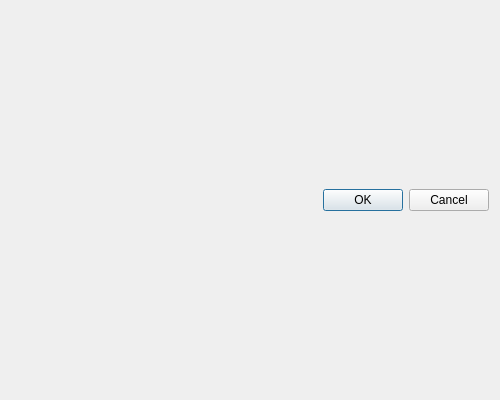
Above: btl/ui/tooleditor.ui from knipknap/better-tool-library before the change. Below: the same form after it.
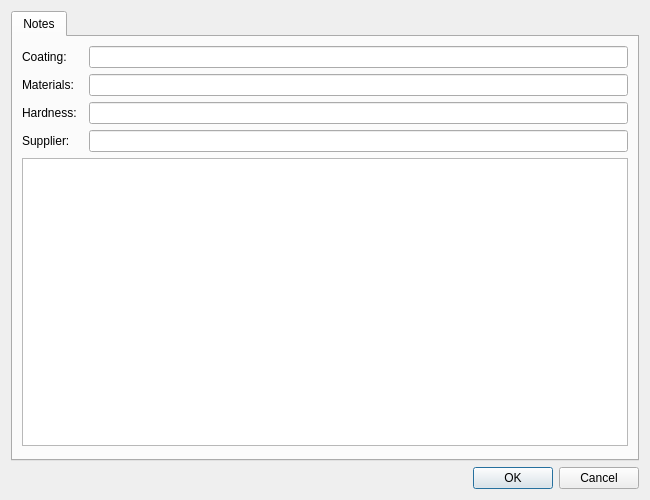
That is the form after the change.

Commit message: allow for documenting tool notes, hardness, supplier, materials and coating

Diff of the .ui file:
```diff
--- a/btl/ui/tooleditor.ui
+++ b/btl/ui/tooleditor.ui
@@ -6,8 +6,8 @@
    <rect>
     <x>0</x>
     <y>0</y>
-    <width>500</width>
-    <height>400</height>
+    <width>650</width>
+    <height>500</height>
    </rect>
   </property>
   <property name="windowTitle">
@@ -15,7 +15,94 @@
   </property>
   <layout class="QVBoxLayout" name="verticalLayout">
    <item>
-    <layout class="QVBoxLayout" name="vBox"/>
+    <layout class="QVBoxLayout" name="vBox">
+     <item>
+      <widget class="QTabWidget" name="tabWidget">
+       <property name="currentIndex">
+        <number>0</number>
+       </property>
+       <widget class="QWidget" name="notesTab">
+        <property name="maximumSize">
+         <size>
+          <width>626</width>
+          <height>418</height>
+         </size>
+        </property>
+        <attribute name="title">
+         <string>Notes</string>
+        </attribute>
+        <layout class="QVBoxLayout" name="verticalLayout_2" stretch="0,1">
+         <item>
+          <layout class="QGridLayout" name="gridLayout">
+           <property name="horizontalSpacing">
+            <number>12</number>
+           </property>
+           <property name="verticalSpacing">
+            <number>6</number>
+           </property>
+           <item row="3" column="0">
+            <widget class="QLabel" name="label_3">
+             <property name="text">
+              <string>Hardness:</string>
+             </property>
+            </widget>
+           </item>
+           <item row="1" column="1">
+            <widget class="QLineEdit" name="lineEditCoating"/>
+           </item>
+           <item row="3" column="1">
+            <widget class="QLineEdit" name="lineEditHardness"/>
+           </item>
+           <item row="1" column="0">
+            <widget class="QLabel" name="label_4">
+             <property name="text">
+              <string>Coating:</string>
+             </property>
+            </widget>
+           </item>
+           <item row="4" column="1">
+            <widget class="QLineEdit" name="lineEditSupplier"/>
+           </item>
+           <item row="4" column="0">
+            <widget class="QLabel" name="label">
+             <property name="text">
+              <string>Supplier:</string>
+             </property>
+            </widget>
+           </item>
+           <item row="2" column="0">
+            <widget class="QLabel" name="label_2">
+             <property name="text">
+              <string>Materials:</string>
+             </property>
+            </widget>
+           </item>
+           <item row="2" column="1">
+            <widget class="QLineEdit" name="lineEditMaterials"/>
+           </item>
+          </layout>
+         </item>
+         <item>
+          <widget class="QPlainTextEdit" name="plainTextEditNotes">
+           <property name="sizePolicy">
+            <sizepolicy hsizetype="Maximum" vsizetype="Maximum">
+             <horstretch>0</horstretch>
+             <verstretch>0</verstretch>
+            </sizepolicy>
+           </property>
+           <property name="maximumSize">
+            <size>
+             <width>700</width>
+             <height>700</height>
+            </size>
+           </property>
+          </widget>
+         </item>
+        </layout>
+       </widget>
+      </widget>
+     </item>
+    </layout>
    </item>
    <item>
     <widget class="QDialogButtonBox" name="buttonBox">
```
Left out of the diff: 8 changed lines with no effect on the pictures. The commit also changes 6 other files.
